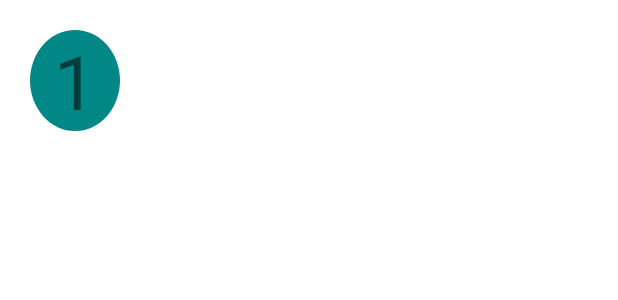
After one commit to vishu1801/Recipe-Book, an Android app: the layout steps_recyclerview_item.xml on its own in the app's theme, with its tools: preview values and no code run, on a phone screen of 412 x 824 dp. The commit adds this screen. Shown: the top 300 px of the screen. Run offline under Robolectric (Android 15) with nearby library versions, the phone set to English and light mode, and no system bars.

Commit message:
steps almost completed

```diff
--- a/app/src/main/java/com/example/myapplication/API/Recipes_url.java
+++ b/app/src/main/java/com/example/myapplication/API/Recipes_url.java
@@ -8,6 +8,7 @@ public interface Recipes_url {
     public String get_Recipe_by_Ingredients = Base_Url + "/recipes/findByIngredients";
     public String autocomplete_recipes = Base_Url + "/recipes/autocomplete";
     public String Randon_recipes = Base_Url + "/recipes/random";
-    public String recipe_steps = Base_Url + "/recipes/{id}/analysedInstructions";
+    public String recipe_steps = Base_Url + "/recipes/{id}/analyzedInstructions";
     public String recipe_details = Base_Url + "/recipes/{id}/information";
+    public String recipe_ingredients = Base_Url + "/recipes/{id}/ingredientWidget.json";
 }
--- a/app/src/main/java/com/example/myapplication/API/UserService.java
+++ b/app/src/main/java/com/example/myapplication/API/UserService.java
@@ -37,8 +37,8 @@ public interface UserService {
                                                            @Query("number") int number);
 
     @GET(recipe_steps)
-    Call<Recipe_steps> recipe_step (@Query("apiKey") String apkiKey,
-                                    @Path("id") int id);
+    Call<List<Recipe_steps>> recipe_step (@Path("id") int id,
+                                          @Query("apiKey") String apkiKey);
 
 
     @GET(recipe_details)
--- a/app/src/main/res/drawable/background.xml
+++ b/app/src/main/res/drawable/background.xml
@@ -1,6 +1,6 @@
 <?xml version="1.0" encoding="utf-8"?>
 <shape xmlns:android="http://schemas.android.com/apk/res/android" android:shape="rectangle">
-    <solid android:color="#00ffffff"/>
+    <solid android:color="@color/darkwhite" />
     <corners android:bottomRightRadius="8dp"
         android:bottomLeftRadius="8dp"
         android:topRightRadius="8dp"
--- /dev/null
+++ b/app/src/main/res/drawable/circle.xml
@@ -0,0 +1,8 @@
+<?xml version="1.0" encoding="utf-8"?>
+<shape xmlns:android="http://schemas.android.com/apk/res/android" android:shape="oval">
+    <solid android:color="@color/teal_700"/>
+    <size android:height="50dp"
+        android:width="60dp"/>
+
+
+</shape>
--- a/app/src/main/res/layout/fragment_overview.xml
+++ b/app/src/main/res/layout/fragment_overview.xml
@@ -29,7 +29,6 @@
                     android:layout_width="wrap_content"
                     android:layout_height="wrap_content"
                     android:layout_alignParentRight="true"
-                    android:text="Ready in 25 minutes"
                     android:padding="20dp"
                     android:layout_margin="5dp"
                     android:textSize="20sp"
@@ -57,6 +56,7 @@
                 android:layout_height="wrap_content"
                 android:fontFamily="sans-serif-condensed"
                 android:id="@+id/description_text"
-                android:textSize="16sp"/>
+                android:textSize="16sp"
+                android:layout_margin="5dp"/>
         </LinearLayout>
 </androidx.core.widget.NestedScrollView>
--- /dev/null
+++ b/app/src/main/res/layout/steps_recyclerview_item.xml
@@ -0,0 +1,25 @@
+<?xml version="1.0" encoding="utf-8"?>
+<LinearLayout
+    xmlns:android="http://schemas.android.com/apk/res/android" android:layout_width="match_parent"
+    android:layout_height="match_parent"
+    android:orientation="horizontal">
+
+    <TextView
+        android:layout_width="wrap_content"
+        android:layout_height="wrap_content"
+        android:id="@+id/step_number_textview"
+        android:text="1"
+        android:textSize="50sp"
+        android:layout_margin="20dp"
+        android:textAlignment="center"
+        android:background="@drawable/circle"/>
+    <TextView
+        android:layout_width="wrap_content"
+        android:layout_height="wrap_content"
+        android:id="@+id/step_thory_textview"
+        android:textSize="40sp"
+        android:layout_marginVertical="10dp"
+        android:textColor="@color/black"
+        />
+
+</LinearLayout>
--- a/app/src/main/res/values/colors.xml
+++ b/app/src/main/res/values/colors.xml
@@ -7,4 +7,6 @@
     <color name="teal_700">#FF018786</color>
     <color name="black">#FF000000</color>
     <color name="white">#FFFFFFFF</color>
+    <color name="darkwhite">#CFC8C8</color>
+
 </resources>
```
Also changed, not shown: app/src/main/java/com/example/myapplication/detailsFragment/Steps.java (+39 -0 lines), app/src/main/java/com/example/myapplication/detailsFragment/Steps_recycler_Adapter.java (added, +55 -0 lines), app/src/main/res/layout/fragment_steps.xml (+11 -3 lines).
